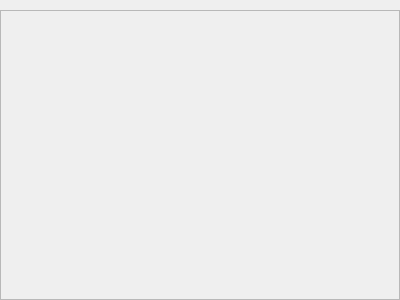
Before: the Qt Designer form core/ui/devicepage.ui in analogdevicesinc/scopy, drawn with Qt 5.
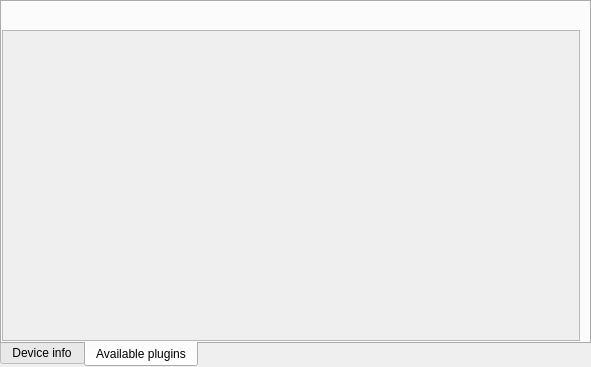
After: the same form once the commit is applied. The open tabs and pages were chosen to show the change.

Commit message:
core: Add device reload functionality.
Add a tab widget to device page with device info and plugin
selection tabs.
Add reload button to recreate device with selected plugins

The edit to the form file:
```diff
--- a/core/ui/devicepage.ui
+++ b/core/ui/devicepage.ui
@@ -6,8 +6,8 @@
    <rect>
     <x>0</x>
     <y>0</y>
-    <width>400</width>
-    <height>300</height>
+    <width>591</width>
+    <height>367</height>
    </rect>
   </property>
   <property name="sizePolicy">
@@ -36,6 +36,37 @@
     <number>0</number>
    </property>
    <item>
+    <widget class="QTabWidget" name="tabWidget">
+     <property name="tabPosition">
+      <enum>QTabWidget::South</enum>
+     </property>
+     <property name="currentIndex">
+      <number>0</number>
+     </property>
+     <widget class="QWidget" name="m_devInfoTab">
+      <property name="sizePolicy">
+       <sizepolicy hsizetype="Expanding" vsizetype="Expanding">
+        <horstretch>0</horstretch>
+        <verstretch>0</verstretch>
+       </sizepolicy>
+      </property>
+      <attribute name="title">
+       <string>Device info</string>
+      </attribute>
+      <layout class="QVBoxLayout" name="verticalLayout">
+       <property name="leftMargin">
+        <number>0</number>
+       </property>
+       <property name="topMargin">
+        <number>0</number>
+       </property>
+       <property name="rightMargin">
+        <number>0</number>
+       </property>
+       <property name="bottomMargin">
+        <number>0</number>
+       </property>
+       <item>
     <layout class="QHBoxLayout" name="m_buttonLayout">
      <property name="spacing">
       <number>5</number>
@@ -56,6 +87,12 @@
    </item>
    <item>
     <widget class="QScrollArea" name="m_scrollArea">
+         <property name="sizePolicy">
+          <sizepolicy hsizetype="Expanding" vsizetype="Expanding">
+           <horstretch>0</horstretch>
+           <verstretch>0</verstretch>
+          </sizepolicy>
+         </property>
      <property name="widgetResizable">
       <bool>true</bool>
      </property>
@@ -64,8 +101,8 @@
        <rect>
         <x>0</x>
         <y>0</y>
-        <width>398</width>
-        <height>288</height>
+            <width>585</width>
+            <height>318</height>
        </rect>
       </property>
       <property name="sizePolicy">
@@ -90,6 +127,91 @@
        <property name="bottomMargin">
         <number>0</number>
        </property>
+          </layout>
+         </widget>
+        </widget>
+       </item>
+      </layout>
+     </widget>
+     <widget class="QWidget" name="m_pluginsTab">
+      <attribute name="title">
+       <string>Available plugins</string>
+      </attribute>
+      <layout class="QVBoxLayout" name="verticalLayout_2">
+       <property name="leftMargin">
+        <number>0</number>
+       </property>
+       <property name="topMargin">
+        <number>0</number>
+       </property>
+       <property name="rightMargin">
+        <number>9</number>
+       </property>
+       <property name="bottomMargin">
+        <number>0</number>
+       </property>
+       <item>
+        <layout class="QHBoxLayout" name="m_pluginsBtnLay">
+         <property name="leftMargin">
+          <number>20</number>
+         </property>
+         <property name="topMargin">
+          <number>8</number>
+         </property>
+         <property name="rightMargin">
+          <number>20</number>
+         </property>
+         <property name="bottomMargin">
+          <number>20</number>
+         </property>
+        </layout>
+       </item>
+       <item>
+        <widget class="QScrollArea" name="m_pluginsTabScroll">
+         <property name="sizePolicy">
+          <sizepolicy hsizetype="Expanding" vsizetype="Expanding">
+           <horstretch>0</horstretch>
+           <verstretch>0</verstretch>
+          </sizepolicy>
+         </property>
+         <property name="widgetResizable">
+          <bool>true</bool>
+         </property>
+         <widget class="QWidget" name="m_pluginsTabContent">
+          <property name="geometry">
+           <rect>
+            <x>0</x>
+            <y>0</y>
+            <width>576</width>
+            <height>300</height>
+           </rect>
+          </property>
+          <property name="sizePolicy">
+           <sizepolicy hsizetype="MinimumExpanding" vsizetype="MinimumExpanding">
+            <horstretch>0</horstretch>
+            <verstretch>0</verstretch>
+           </sizepolicy>
+          </property>
+          <layout class="QVBoxLayout" name="m_scrollAreaLayout_2">
+           <property name="spacing">
+            <number>0</number>
+           </property>
+           <property name="leftMargin">
+            <number>14</number>
+           </property>
+           <property name="topMargin">
+            <number>0</number>
+           </property>
+           <property name="rightMargin">
+            <number>0</number>
+           </property>
+           <property name="bottomMargin">
+            <number>0</number>
+           </property>
+          </layout>
+         </widget>
+        </widget>
+       </item>
       </layout>
      </widget>
     </widget>
```
Lines whose indentation alone changed are shown as unchanged. The commit also changes 4 other files.
